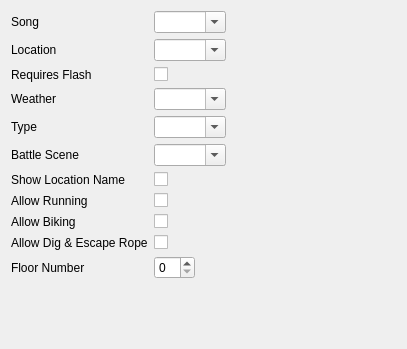
The window that forms/mapheaderform.ui (huderlem/porymap) describes before a commit, drawn with Qt 5.
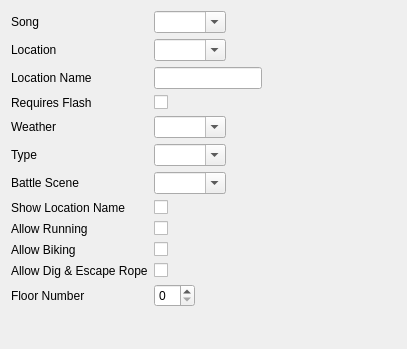
The same window after the commit. Custom widgets are drawn as their Qt base class.

Commit message: Make it easier to edit MAPSEC names, Area -> Location

Patch:
```diff
--- a/forms/mapheaderform.ui
+++ b/forms/mapheaderform.ui
@@ -57,14 +57,14 @@
      </property>
     </widget>
    </item>
-   <item row="2" column="0">
+   <item row="3" column="0">
     <widget class="QLabel" name="label_RequiresFlash">
      <property name="text">
       <string>Requires Flash</string>
      </property>
     </widget>
    </item>
-   <item row="2" column="1">
+   <item row="3" column="1">
     <widget class="QCheckBox" name="checkBox_RequiresFlash">
      <property name="toolTip">
       <string>&lt;html&gt;&lt;head/&gt;&lt;body&gt;&lt;p&gt;If checked, the player will need to use Flash to see fully on this map.&lt;/p&gt;&lt;/body&gt;&lt;/html&gt;</string>
@@ -74,14 +74,14 @@
      </property>
     </widget>
    </item>
-   <item row="3" column="0">
+   <item row="4" column="0">
     <widget class="QLabel" name="label_Weather">
      <property name="text">
       <string>Weather</string>
      </property>
     </widget>
    </item>
-   <item row="3" column="1">
+   <item row="4" column="1">
     <widget class="NoScrollComboBox" name="comboBox_Weather">
      <property name="toolTip">
       <string>&lt;html&gt;&lt;head/&gt;&lt;body&gt;&lt;p&gt;The default weather on this map.&lt;/p&gt;&lt;/body&gt;&lt;/html&gt;</string>
@@ -94,14 +94,14 @@
      </property>
     </widget>
    </item>
-   <item row="4" column="0">
+   <item row="5" column="0">
     <widget class="QLabel" name="label_Type">
      <property name="text">
       <string>Type</string>
      </property>
     </widget>
    </item>
-   <item row="4" column="1">
+   <item row="5" column="1">
     <widget class="NoScrollComboBox" name="comboBox_Type">
      <property name="toolTip">
       <string>&lt;html&gt;&lt;head/&gt;&lt;body&gt;&lt;p&gt;The map type is a general attribute, which is used for many different things. For example, underground type maps will have a special transition effect when the player enters/exits the map.&lt;/p&gt;&lt;/body&gt;&lt;/html&gt;</string>
@@ -114,14 +114,14 @@
      </property>
     </widget>
    </item>
-   <item row="5" column="0">
+   <item row="6" column="0">
     <widget class="QLabel" name="label_BattleScene">
      <property name="text">
       <string>Battle Scene</string>
      </property>
     </widget>
    </item>
-   <item row="5" column="1">
+   <item row="6" column="1">
     <widget class="NoScrollComboBox" name="comboBox_BattleScene">
      <property name="toolTip">
       <string>&lt;html&gt;&lt;head/&gt;&lt;body&gt;&lt;p&gt;This field is used to help determine what graphics to use in the background of battles on this map.&lt;/p&gt;&lt;/body&gt;&lt;/html&gt;</string>
@@ -134,14 +134,14 @@
      </property>
     </widget>
    </item>
-   <item row="6" column="0">
+   <item row="7" column="0">
     <widget class="QLabel" name="label_ShowLocationName">
      <property name="text">
       <string>Show Location Name</string>
      </property>
     </widget>
    </item>
-   <item row="6" column="1">
+   <item row="7" column="1">
     <widget class="QCheckBox" name="checkBox_ShowLocationName">
      <property name="toolTip">
       <string>&lt;html&gt;&lt;head/&gt;&lt;body&gt;&lt;p&gt;If checked, a map name popup will appear when the player enters this map. The name that appears on this popup depends on the Location field.&lt;/p&gt;&lt;/body&gt;&lt;/html&gt;</string>
@@ -151,14 +151,14 @@
      </property>
     </widget>
    </item>
-   <item row="7" column="0">
+   <item row="8" column="0">
     <widget class="QLabel" name="label_AllowRunning">
      <property name="text">
       <string>Allow Running</string>
      </property>
     </widget>
    </item>
-   <item row="7" column="1">
+   <item row="8" column="1">
     <widget class="QCheckBox" name="checkBox_AllowRunning">
      <property name="toolTip">
       <string>&lt;html&gt;&lt;head/&gt;&lt;body&gt;&lt;p&gt;If checked, the player will be allowed to run on this map.&lt;/p&gt;&lt;/body&gt;&lt;/html&gt;</string>
@@ -168,14 +168,14 @@
      </property>
     </widget>
    </item>
-   <item row="8" column="0">
+   <item row="9" column="0">
     <widget class="QLabel" name="label_AllowBiking">
      <property name="text">
       <string>Allow Biking</string>
      </property>
     </widget>
    </item>
-   <item row="8" column="1">
+   <item row="9" column="1">
     <widget class="QCheckBox" name="checkBox_AllowBiking">
      <property name="toolTip">
       <string>&lt;html&gt;&lt;head/&gt;&lt;body&gt;&lt;p&gt;If checked, the player will be allowed to get on their bike on this map.&lt;/p&gt;&lt;/body&gt;&lt;/html&gt;</string>
@@ -185,14 +185,14 @@
      </property>
     </widget>
    </item>
-   <item row="9" column="0">
+   <item row="10" column="0">
     <widget class="QLabel" name="label_AllowEscaping">
      <property name="text">
       <string>Allow Dig &amp; Escape Rope</string>
      </property>
     </widget>
    </item>
-   <item row="9" column="1">
+   <item row="10" column="1">
     <widget class="QCheckBox" name="checkBox_AllowEscaping">
      <property name="toolTip">
       <string>&lt;html&gt;&lt;head/&gt;&lt;body&gt;&lt;p&gt;If checked, the player will be allowed to use Dig or Escape Rope on this map.&lt;/p&gt;&lt;/body&gt;&lt;/html&gt;</string>
@@ -202,20 +202,30 @@
      </property>
     </widget>
    </item>
-   <item row="10" column="0">
+   <item row="11" column="0">
     <widget class="QLabel" name="label_FloorNumber">
      <property name="text">
       <string>Floor Number</string>
      </property>
     </widget>
    </item>
-   <item row="10" column="1">
+   <item row="11" column="1">
     <widget class="NoScrollSpinBox" name="spinBox_FloorNumber">
      <property name="toolTip">
       <string>&lt;html&gt;&lt;head/&gt;&lt;body&gt;&lt;p&gt;Floor number to be used for maps with elevators.&lt;/p&gt;&lt;/body&gt;&lt;/html&gt;</string>
      </property>
     </widget>
    </item>
+   <item row="2" column="0">
+    <widget class="QLabel" name="label_LocationName">
+     <property name="text">
+      <string>Location Name</string>
+     </property>
+    </widget>
+   </item>
+   <item row="2" column="1">
+    <widget class="QLineEdit" name="lineEdit_LocationName"/>
+   </item>
   </layout>
  </widget>
  <customwidgets>
```
The commit also changes 23 other files.
